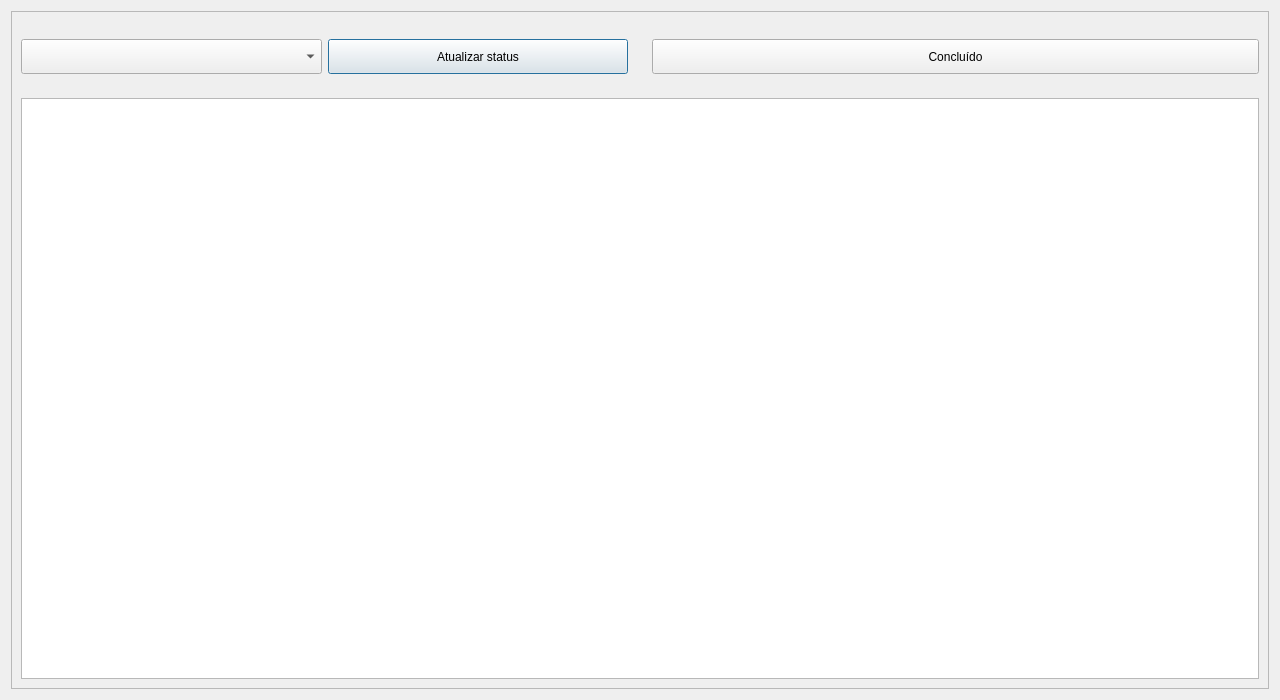
First picture: the form in qt/src/views/pedidos.ui, repository antoniofernandodj/Chickie, before the edit.
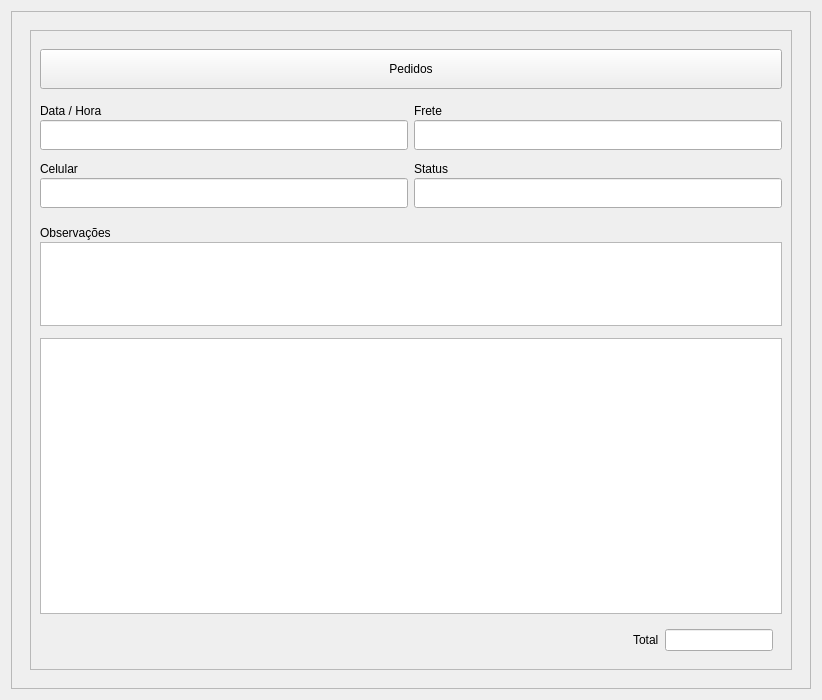
Second picture: the form after the edit. The open tabs and pages were chosen to show the change.

```diff
--- a/qt/src/views/pedidos.ui
+++ b/qt/src/views/pedidos.ui
@@ -6,7 +6,7 @@
    <rect>
     <x>0</x>
     <y>0</y>
-    <width>1280</width>
+    <width>818</width>
     <height>700</height>
    </rect>
   </property>
@@ -42,6 +42,13 @@
      </property>
      <layout class="QVBoxLayout" name="verticalLayout">
       <item>
+       <widget class="QStackedWidget" name="stackedWidget">
+        <property name="currentIndex">
+         <number>0</number>
+        </property>
+        <widget class="QWidget" name="page_1">
+         <layout class="QVBoxLayout" name="verticalLayout_3">
+          <item>
        <widget class="QFrame" name="frame_2">
         <property name="frameShape">
          <enum>QFrame::NoFrame</enum>
@@ -68,6 +75,15 @@
             <property name="leftMargin">
              <number>0</number>
             </property>
+                <property name="topMargin">
+                 <number>0</number>
+                </property>
+                <property name="rightMargin">
+                 <number>0</number>
+                </property>
+                <property name="bottomMargin">
+                 <number>0</number>
+                </property>
             <item>
              <widget class="QComboBox" name="combo_box_status">
               <property name="minimumSize">
@@ -103,9 +119,21 @@
             <enum>QFrame::Raised</enum>
            </property>
            <layout class="QHBoxLayout" name="horizontalLayout">
+                <property name="spacing">
+                 <number>0</number>
+                </property>
+                <property name="leftMargin">
+                 <number>0</number>
+                </property>
+                <property name="topMargin">
+                 <number>0</number>
+                </property>
             <property name="rightMargin">
              <number>0</number>
             </property>
+                <property name="bottomMargin">
+                 <number>0</number>
+                </property>
             <item>
              <widget class="QPushButton" name="push_button_concluido">
               <property name="minimumSize">
@@ -133,6 +161,399 @@
           <height>16777215</height>
          </size>
         </property>
+           </widget>
+          </item>
+         </layout>
+        </widget>
+        <widget class="QWidget" name="page_3">
+         <layout class="QVBoxLayout" name="verticalLayout_5">
+          <item>
+           <widget class="QFrame" name="frame_6">
+            <property name="frameShape">
+             <enum>QFrame::StyledPanel</enum>
+            </property>
+            <property name="frameShadow">
+             <enum>QFrame::Raised</enum>
+            </property>
+            <layout class="QVBoxLayout" name="verticalLayout_8">
+             <item>
+              <widget class="QFrame" name="frame_11">
+               <property name="frameShape">
+                <enum>QFrame::NoFrame</enum>
+               </property>
+               <property name="frameShadow">
+                <enum>QFrame::Raised</enum>
+               </property>
+               <layout class="QVBoxLayout" name="verticalLayout_9">
+                <property name="spacing">
+                 <number>2</number>
+                </property>
+                <property name="leftMargin">
+                 <number>0</number>
+                </property>
+                <property name="rightMargin">
+                 <number>0</number>
+                </property>
+                <item>
+                 <widget class="QPushButton" name="push_button_pedidos">
+                  <property name="minimumSize">
+                   <size>
+                    <width>0</width>
+                    <height>40</height>
+                   </size>
+                  </property>
+                  <property name="text">
+                   <string>Pedidos</string>
+                  </property>
+                 </widget>
+                </item>
+               </layout>
+              </widget>
+             </item>
+             <item>
+              <widget class="QFrame" name="frame_14">
+               <property name="frameShape">
+                <enum>QFrame::NoFrame</enum>
+               </property>
+               <property name="frameShadow">
+                <enum>QFrame::Raised</enum>
+               </property>
+               <layout class="QVBoxLayout" name="verticalLayout_11">
+                <property name="spacing">
+                 <number>12</number>
+                </property>
+                <property name="leftMargin">
+                 <number>0</number>
+                </property>
+                <property name="topMargin">
+                 <number>0</number>
+                </property>
+                <property name="rightMargin">
+                 <number>0</number>
+                </property>
+                <property name="bottomMargin">
+                 <number>0</number>
+                </property>
+                <item>
+                 <widget class="QFrame" name="frame_16">
+                  <property name="frameShape">
+                   <enum>QFrame::NoFrame</enum>
+                  </property>
+                  <property name="frameShadow">
+                   <enum>QFrame::Raised</enum>
+                  </property>
+                  <layout class="QHBoxLayout" name="horizontalLayout_5">
+                   <property name="leftMargin">
+                    <number>0</number>
+                   </property>
+                   <property name="topMargin">
+                    <number>0</number>
+                   </property>
+                   <property name="rightMargin">
+                    <number>0</number>
+                   </property>
+                   <property name="bottomMargin">
+                    <number>0</number>
+                   </property>
+                   <item>
+                    <widget class="QFrame" name="frame_7">
+                     <property name="frameShape">
+                      <enum>QFrame::NoFrame</enum>
+                     </property>
+                     <property name="frameShadow">
+                      <enum>QFrame::Raised</enum>
+                     </property>
+                     <layout class="QVBoxLayout" name="verticalLayout_7">
+                      <property name="spacing">
+                       <number>2</number>
+                      </property>
+                      <property name="leftMargin">
+                       <number>0</number>
+                      </property>
+                      <property name="topMargin">
+                       <number>0</number>
+                      </property>
+                      <property name="rightMargin">
+                       <number>0</number>
+                      </property>
+                      <property name="bottomMargin">
+                       <number>0</number>
+                      </property>
+                      <item>
+                       <widget class="QLabel" name="label">
+                        <property name="text">
+                         <string>Data / Hora</string>
+                        </property>
+                       </widget>
+                      </item>
+                      <item>
+                       <widget class="QLineEdit" name="line_edit_data_hora">
+                        <property name="minimumSize">
+                         <size>
+                          <width>0</width>
+                          <height>30</height>
+                         </size>
+                        </property>
+                        <property name="readOnly">
+                         <bool>true</bool>
+                        </property>
+                       </widget>
+                      </item>
+                     </layout>
+                    </widget>
+                   </item>
+                   <item>
+                    <widget class="QFrame" name="frame_8">
+                     <property name="frameShape">
+                      <enum>QFrame::NoFrame</enum>
+                     </property>
+                     <property name="frameShadow">
+                      <enum>QFrame::Raised</enum>
+                     </property>
+                     <layout class="QVBoxLayout" name="verticalLayout_6">
+                      <property name="spacing">
+                       <number>2</number>
+                      </property>
+                      <property name="leftMargin">
+                       <number>0</number>
+                      </property>
+                      <property name="topMargin">
+                       <number>0</number>
+                      </property>
+                      <property name="rightMargin">
+                       <number>0</number>
+                      </property>
+                      <property name="bottomMargin">
+                       <number>0</number>
+                      </property>
+                      <item>
+                       <widget class="QLabel" name="label_3">
+                        <property name="text">
+                         <string>Frete</string>
+                        </property>
+                       </widget>
+                      </item>
+                      <item>
+                       <widget class="QLineEdit" name="line_edit_frete">
+                        <property name="minimumSize">
+                         <size>
+                          <width>0</width>
+                          <height>30</height>
+                         </size>
+                        </property>
+                        <property name="readOnly">
+                         <bool>true</bool>
+                        </property>
+                       </widget>
+                      </item>
+                     </layout>
+                    </widget>
+                   </item>
+                  </layout>
+                 </widget>
+                </item>
+                <item>
+                 <widget class="QFrame" name="frame_17">
+                  <property name="frameShape">
+                   <enum>QFrame::NoFrame</enum>
+                  </property>
+                  <property name="frameShadow">
+                   <enum>QFrame::Raised</enum>
+                  </property>
+                  <layout class="QHBoxLayout" name="horizontalLayout_6">
+                   <property name="leftMargin">
+                    <number>0</number>
+                   </property>
+                   <property name="topMargin">
+                    <number>0</number>
+                   </property>
+                   <property name="rightMargin">
+                    <number>0</number>
+                   </property>
+                   <property name="bottomMargin">
+                    <number>6</number>
+                   </property>
+                   <item>
+                    <widget class="QFrame" name="frame_9">
+                     <property name="frameShape">
+                      <enum>QFrame::NoFrame</enum>
+                     </property>
+                     <property name="frameShadow">
+                      <enum>QFrame::Raised</enum>
+                     </property>
+                     <layout class="QVBoxLayout" name="verticalLayout_10">
+                      <property name="spacing">
+                       <number>2</number>
+                      </property>
+                      <property name="leftMargin">
+                       <number>0</number>
+                      </property>
+                      <property name="topMargin">
+                       <number>0</number>
+                      </property>
+                      <property name="rightMargin">
+                       <number>0</number>
+                      </property>
+                      <property name="bottomMargin">
+                       <number>0</number>
+                      </property>
+                      <item>
+                       <widget class="QLabel" name="label_5">
+                        <property name="text">
+                         <string>Celular</string>
+                        </property>
+                       </widget>
+                      </item>
+                      <item>
+                       <widget class="QLineEdit" name="line_edit_celular">
+                        <property name="minimumSize">
+                         <size>
+                          <width>0</width>
+                          <height>30</height>
+                         </size>
+                        </property>
+                        <property name="readOnly">
+                         <bool>true</bool>
+                        </property>
+                       </widget>
+                      </item>
+                     </layout>
+                    </widget>
+                   </item>
+                   <item>
+                    <widget class="QFrame" name="frame_13">
+                     <property name="frameShape">
+                      <enum>QFrame::NoFrame</enum>
+                     </property>
+                     <property name="frameShadow">
+                      <enum>QFrame::Raised</enum>
+                     </property>
+                     <layout class="QVBoxLayout" name="verticalLayout_12">
+                      <property name="spacing">
+                       <number>2</number>
+                      </property>
+                      <property name="leftMargin">
+                       <number>0</number>
+                      </property>
+                      <property name="topMargin">
+                       <number>0</number>
+                      </property>
+                      <property name="rightMargin">
+                       <number>0</number>
+                      </property>
+                      <property name="bottomMargin">
+                       <number>0</number>
+                      </property>
+                      <item>
+                       <widget class="QLabel" name="label_13">
+                        <property name="text">
+                         <string>Status</string>
+                        </property>
+                       </widget>
+                      </item>
+                      <item>
+                       <widget class="QLineEdit" name="line_edit_status">
+                        <property name="minimumSize">
+                         <size>
+                          <width>0</width>
+                          <height>30</height>
+                         </size>
+                        </property>
+                        <property name="readOnly">
+                         <bool>true</bool>
+                        </property>
+                       </widget>
+                      </item>
+                     </layout>
+                    </widget>
+                   </item>
+                  </layout>
+                 </widget>
+                </item>
+                <item>
+                 <widget class="QFrame" name="frame_12">
+                  <property name="maximumSize">
+                   <size>
+                    <width>16777215</width>
+                    <height>100</height>
+                   </size>
+                  </property>
+                  <property name="frameShape">
+                   <enum>QFrame::NoFrame</enum>
+                  </property>
+                  <property name="frameShadow">
+                   <enum>QFrame::Raised</enum>
+                  </property>
+                  <layout class="QVBoxLayout" name="verticalLayout_13">
+                   <property name="spacing">
+                    <number>2</number>
+                   </property>
+                   <property name="leftMargin">
+                    <number>0</number>
+                   </property>
+                   <property name="topMargin">
+                    <number>0</number>
+                   </property>
+                   <property name="rightMargin">
+                    <number>0</number>
+                   </property>
+                   <property name="bottomMargin">
+                    <number>0</number>
+                   </property>
+                   <item>
+                    <widget class="QLabel" name="label_2">
+                     <property name="text">
+                      <string>Observações</string>
+                     </property>
+                    </widget>
+                   </item>
+                   <item>
+                    <widget class="QTextEdit" name="text_edit_comentarios">
+                     <property name="readOnly">
+                      <bool>true</bool>
+                     </property>
+                    </widget>
+                   </item>
+                  </layout>
+                 </widget>
+                </item>
+                <item>
+                 <widget class="QTableView" name="table_view_itens_pedido"/>
+                </item>
+               </layout>
+              </widget>
+             </item>
+             <item alignment="Qt::AlignRight">
+              <widget class="QFrame" name="frame_10">
+               <property name="frameShape">
+                <enum>QFrame::NoFrame</enum>
+               </property>
+               <property name="frameShadow">
+                <enum>QFrame::Raised</enum>
+               </property>
+               <layout class="QHBoxLayout" name="horizontalLayout_4">
+                <item>
+                 <widget class="QLabel" name="label_7">
+                  <property name="text">
+                   <string>Total</string>
+                  </property>
+                 </widget>
+                </item>
+                <item>
+                 <widget class="QLineEdit" name="line_edit_total">
+                  <property name="readOnly">
+                   <bool>true</bool>
+                  </property>
+                 </widget>
+                </item>
+               </layout>
+              </widget>
+             </item>
+            </layout>
+           </widget>
+          </item>
+         </layout>
+        </widget>
        </widget>
       </item>
      </layout>
```
Left out of the diff: 40 changed lines with no effect on the pictures. Lines whose indentation alone changed are shown as unchanged.
